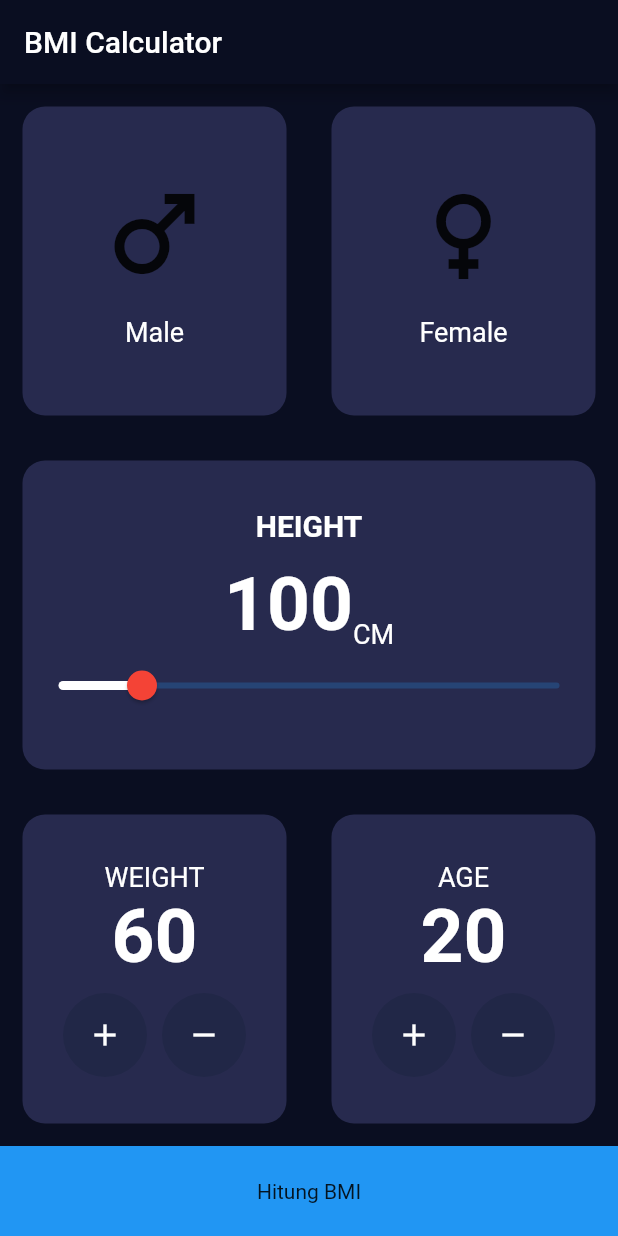
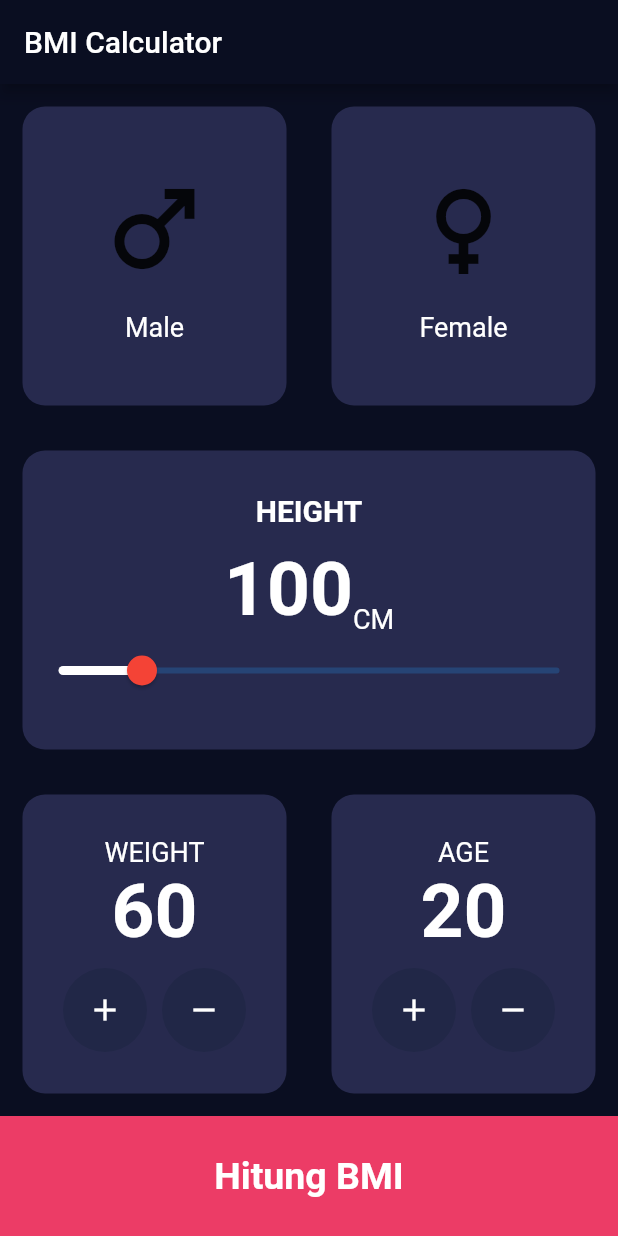
Before and after one commit to hadziqmtqn/bmi, a Flutter app: the screen it shows after launch, on a phone screen of 412 x 824 dp. Run offline on Flutter 3.47's test engine with Material 2 defaults, Android fonts, the phone set to English and light mode, and no system bars.

Commit message:
style tombol hitung

```diff
--- a/lib/views/bmi_data_screen.dart
+++ b/lib/views/bmi_data_screen.dart
@@ -199,9 +199,16 @@ class _BmiDataScreenState extends State<BmiDataScreen> {
             ));
           },
           child: Container(
-            height: 60,
-            color: Colors.blue,
-            child: Center(child: Text("Hitung BMI")),
+            height: 80,
+            color: Color(0xffEC3C66),
+            child: Center(
+                child: Text(
+              "Hitung BMI",
+              style: TextStyle(
+                  fontSize: 25,
+                  fontWeight: FontWeight.bold,
+                  color: Colors.white),
+            )),
           ),
         )
       ]),
```
